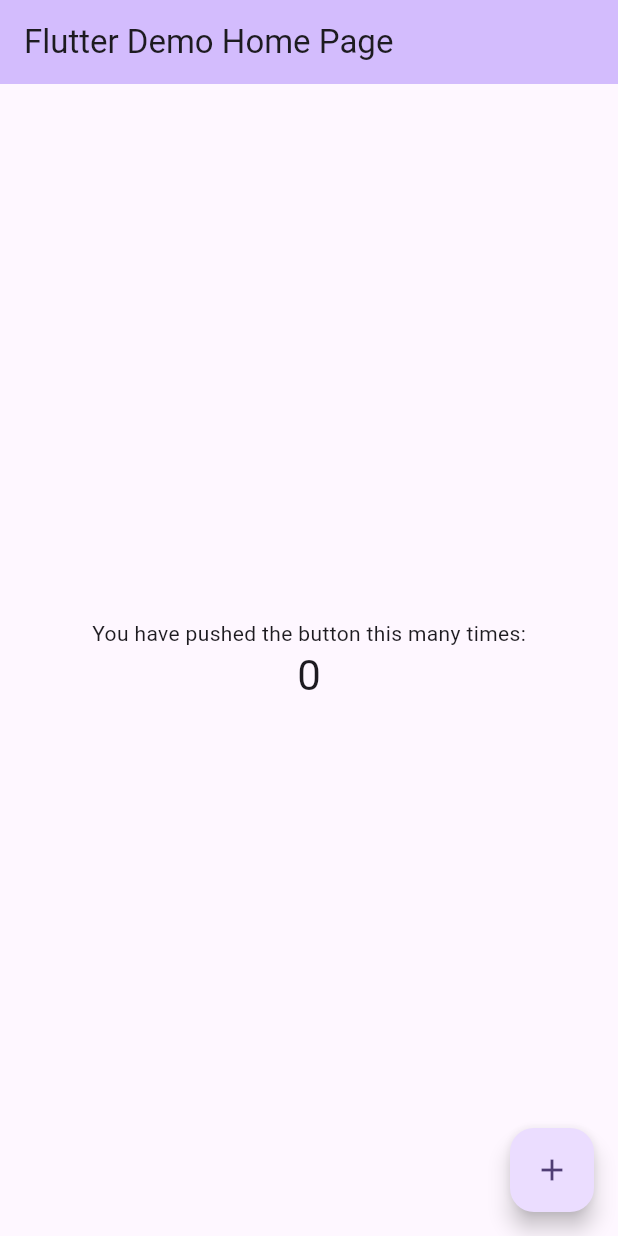
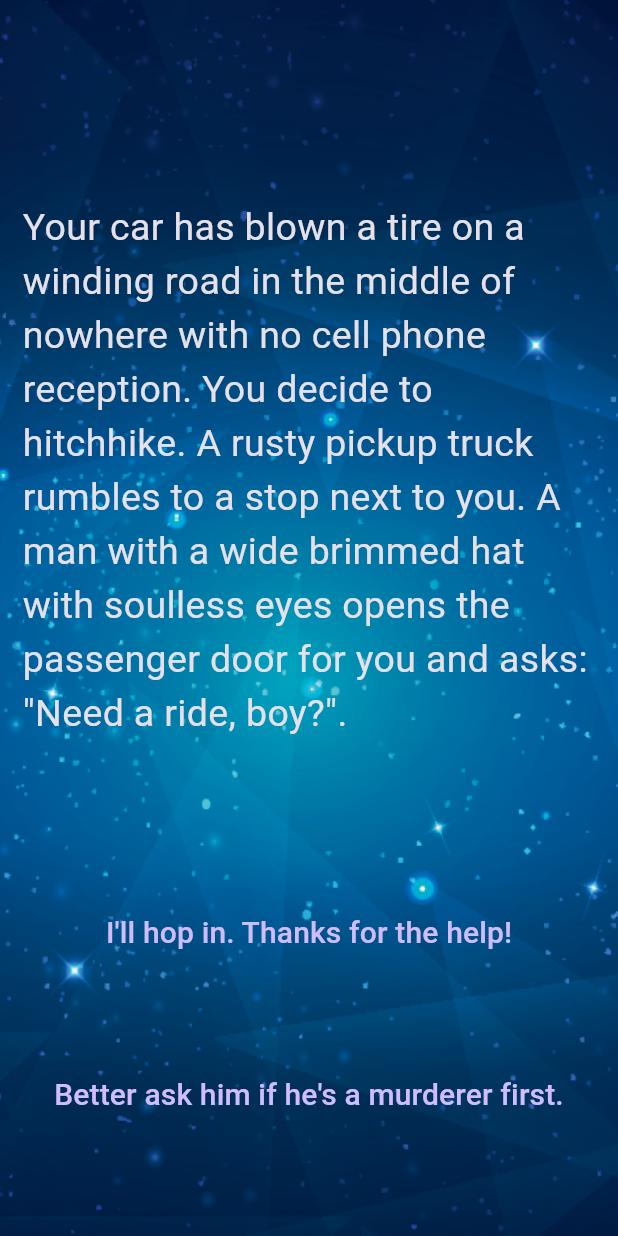
Before and after one commit to Flutter-Coourse/Destini, a Flutter app: the screen it shows after launch, on a phone screen of 412 x 824 dp. Run offline on Flutter 3.47's test engine with Material 3 defaults, Android fonts, the light colour scheme and no system bars.

Commit message:
Your commit message here

```diff
--- a/lib/main.dart
+++ b/lib/main.dart
@@ -1,125 +1,114 @@
 import 'package:flutter/material.dart';
+import 'story_brain.dart';
 
-void main() {
-  runApp(const MyApp());
-}
+//Step 15 - Run the app and see if you can see the screen update with the first story
 
-class MyApp extends StatelessWidget {
-  const MyApp({super.key});
+void main() => runApp(const Destini());
 
-  // This widget is the root of your application.
+class Destini extends StatelessWidget {
+  const Destini({super.key});
   @override
   Widget build(BuildContext context) {
     return MaterialApp(
-      title: 'Flutter Demo',
-      theme: ThemeData(
-        // This is the theme of your application.
-        //
-        // TRY THIS: Try running your application with "flutter run". You'll see
-        // the application has a purple toolbar. Then, without quitting the app,
-        // try changing the seedColor in the colorScheme below to Colors.green
-        // and then invoke "hot reload" (save your changes or press the "hot
-        // reload" button in a Flutter-supported IDE, or press "r" if you used
-        // the command line to start the app).
-        //
-        // Notice that the counter didn't reset back to zero; the application
-        // state is not lost during the reload. To reset the state, use hot
-        // restart instead.
-        //
-        // This works for code too, not just values: Most code changes can be
-        // tested with just a hot reload.
-        colorScheme: ColorScheme.fromSeed(seedColor: Colors.deepPurple),
-        useMaterial3: true,
-      ),
-      home: const MyHomePage(title: 'Flutter Demo Home Page'),
+      theme: ThemeData.dark(),
+      home: const StoryPage(),
     );
   }
 }
 
-class MyHomePage extends StatefulWidget {
-  const MyHomePage({super.key, required this.title});
+//Step 9 - Create a new storyBrain object from the StoryBrain class
+StoryBrain storyBrain = StoryBrain();
 
-  // This widget is the home page of your application. It is stateful, meaning
-  // that it has a State object (defined below) that contains fields that affect
-  // how it looks.
-
-  // This class is the configuration for the state. It holds the values (in this
-  // case the title) provided by the parent (in this case the App widget) and
-  // used by the build method of the State. Fields in a Widget subclass are
-  // always marked "final".
-
-  final String title;
-
+class StoryPage extends StatefulWidget {
+  const StoryPage({super.key});
   @override
-  State<MyHomePage> createState() => _MyHomePageState();
+  _StoryPageState createState() => _StoryPageState();
 }
 
-class _MyHomePageState extends State<MyHomePage> {
-  int _counter = 0;
-
-  void _incrementCounter() {
-    setState(() {
-      // This call to setState tells the Flutter framework that something has
-      // changed in this State, which causes it to rerun the build method below
-      // so that the display can reflect the updated values. If we changed
-      // _counter without calling setState(), then the build method would not be
-      // called again, and so nothing would appear to happen.
-      _counter++;
-    });
-  }
-
+class _StoryPageState extends State<StoryPage> {
   @override
   Widget build(BuildContext context) {
-    // This method is rerun every time setState is called, for instance as done
-    // by the _incrementCounter method above.
-    //
-    // The Flutter framework has been optimized to make rerunning build methods
-    // fast, so that you can just rebuild anything that needs updating rather
-    // than having to individually change instances of widgets.
     return Scaffold(
-      appBar: AppBar(
-        // TRY THIS: Try changing the color here to a specific color (to
-        // Colors.amber, perhaps?) and trigger a hot reload to see the AppBar
-        // change color while the other colors stay the same.
-        backgroundColor: Theme.of(context).colorScheme.inversePrimary,
-        // Here we take the value from the MyHomePage object that was created by
-        // the App.build method, and use it to set our appbar title.
-        title: Text(widget.title),
+      body: Container(
+        //Step 1 - Add background.png to this Container as a background image
+        decoration: const BoxDecoration(
+          image: DecorationImage(
+            image: AssetImage('images/background.png'),
+            fit: BoxFit.cover,
           ),
-      body: Center(
-        // Center is a layout widget. It takes a single child and positions it
-        // in the middle of the parent.
+        ),
+        padding: const EdgeInsets.symmetric(vertical: 50.0, horizontal: 15.0),
+        constraints: const BoxConstraints.expand(),
+        child: SafeArea(
           child: Column(
-          // Column is also a layout widget. It takes a list of children and
-          // arranges them vertically. By default, it sizes itself to fit its
-          // children horizontally, and tries to be as tall as its parent.
-          //
-          // Column has various properties to control how it sizes itself and
-          // how it positions its children. Here we use mainAxisAlignment to
-          // center the children vertically; the main axis here is the vertical
-          // axis because Columns are vertical (the cross axis would be
-          // horizontal).
-          //
-          // TRY THIS: Invoke "debug painting" (choose the "Toggle Debug Paint"
-          // action in the IDE, or press "p" in the console), to see the
-          // wireframe for each widget.
-          mainAxisAlignment: MainAxisAlignment.center,
+            crossAxisAlignment: CrossAxisAlignment.stretch,
             children: <Widget>[
-            const Text(
-              'You have pushed the button this many times:',
+              Expanded(
+                flex: 12,
+                child: Center(
+                  child: Text(
+                    //Step 10 - use the storyBrain to get the first story title and display it in this Text Widget
+                    storyBrain.getStory(),
+                    style: const TextStyle(
+                      fontSize: 25.0,
                     ),
-            Text(
-              '$_counter',
-              style: Theme.of(context).textTheme.headlineMedium,
+                  ),
+                ),
+              ),
+              Expanded(
+                flex: 2,
+                child: TextButton(
+                  onPressed: () {
+                    //Choice 1 made by user
+                    //Step 18 - Call the nextStory() method from storyBrain and pass the number 1 as the choice made by the user
+                    //Step 24 - Run the app and try to figure out what code you need to add to this file to make the story change when you press on the choice button
+                    setState(() {
+                      storyBrain.nextStory(1);
+                    });
+                  },
+                  child: Text(
+                    //Step 13 - Use the storyBrain to get the text for choice 1
+                    storyBrain.getChoice1(),
+                    style: const TextStyle(
+                      fontSize: 20.0,
+                    ),
+                  ),
+                ),
+              ),
+              const SizedBox(
+                height: 20.0,
+              ),
+              Expanded(
+                flex: 2,
+                //Step 26 - Use a Flutter Visibility Widget to wrap this TextButton
+                //Step 28 - Set the "visible" property of the Visibility Widget to equal the output from the buttonShouldBeVisible() method in the storyBrain
+                child: Visibility(
+                  visible: storyBrain.buttonShouldBeVisible(),
+                  child: TextButton(
+                    onPressed: () {
+                      //Choice 2 made by user
+                      // Step 19 - Call the nextStory() method from storyBrain and pass the number 2 as the choice made by the user.
+                      // Step 24
+                      setState(() {
+                        storyBrain.nextStory(2);
+                      });
+                    },
+                    child: Text(
+                      //Step 14 - Use the storyBrain to get the text for choice 2
+                      storyBrain.getChoice2(),
+                      style: const TextStyle(
+                        fontSize: 20.0,
+                      ),
+                    ),
+                  ),
+                ),
               ),
             ],
           ),
         ),
-      floatingActionButton: FloatingActionButton(
-        onPressed: _incrementCounter,
-        tooltip: 'Increment',
-        child: const Icon(Icons.add),
-      ), // This trailing comma makes auto-formatting nicer for build methods.
+      ),
     );
   }
 }
+
+//Step 29 - Run the app and test it against the Story Outline to make sure you've completed all the steps
```
Also changed, not shown: lib/story.dart (added, +14 -0 lines), lib/story_brain.dart (added, +103 -0 lines), pubspec.yaml (+2 -66 lines), images/background.png (added). Lines whose indentation alone changed are shown as unchanged.
